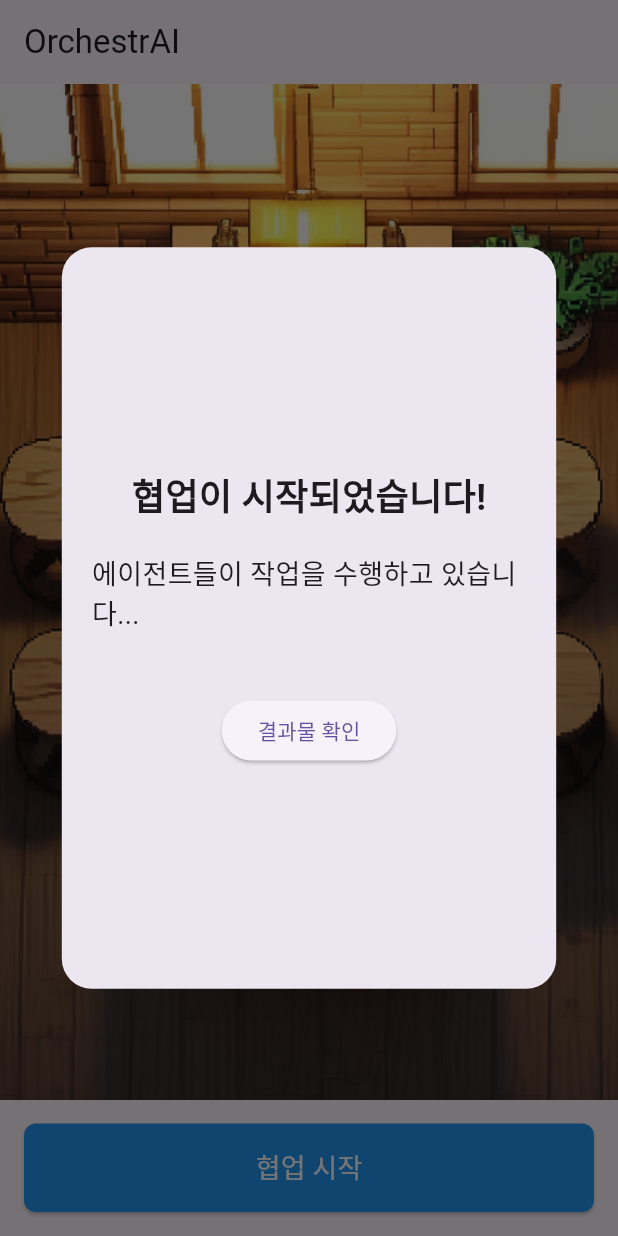
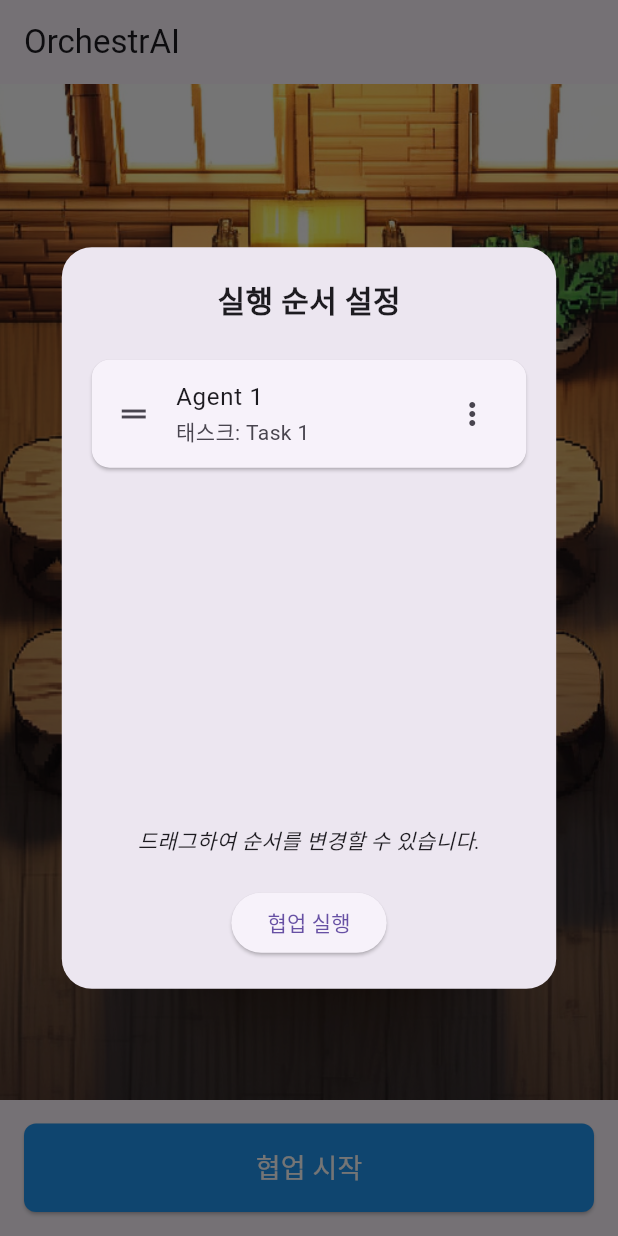
Before and after one commit to HWMV/OrchestrAI, a Flutter app: the screen it shows after launch, after a tap on "협업 시작", on a phone screen of 412 x 824 dp. Run offline on Flutter 3.47's test engine with Material 3 defaults, Android fonts, the phone set to English and light mode, and no system bars.

Commit message:
added order list

```diff
--- a/frontend/orchestrai/lib/screens/crew_screen.dart
+++ b/frontend/orchestrai/lib/screens/crew_screen.dart
@@ -121,7 +121,9 @@ class CrewScreen extends StatelessWidget {
           );
         },
       ),
-      bottomNavigationBar: Container(
+      bottomNavigationBar: Consumer<CrewModel>(
+        builder: (context, crewModel, child) {
+          return Container(
             padding: EdgeInsets.all(16),
             child: ElevatedButton(
               child: Text(
@@ -140,30 +142,71 @@ class CrewScreen extends StatelessWidget {
                 showDialog(
                   context: context,
                   builder: (BuildContext context) {
+                    return CollaborationPopup(agents: crewModel.agents);
+                  },
+                );
+              },
+            ),
+          );
+        },
+      ),
+    );
+  }
+}
+
+class CollaborationPopup extends StatefulWidget {
+  final List<AgentModel> agents;
+
+  CollaborationPopup({required this.agents});
+
+  @override
+  _CollaborationPopupState createState() => _CollaborationPopupState();
+}
+
+class _CollaborationPopupState extends State<CollaborationPopup> {
+  late List<AgentModel> _agents;
+
+  @override
+  void initState() {
+    super.initState();
+    _agents = List.from(widget.agents);
+  }
+
+  @override
+  Widget build(BuildContext context) {
     return Dialog(
-            shape: RoundedRectangleBorder(
-              borderRadius: BorderRadius.circular(20),
-            ),
+      shape: RoundedRectangleBorder(borderRadius: BorderRadius.circular(20)),
       child: Container(
         width: MediaQuery.of(context).size.width * 0.8,
         height: MediaQuery.of(context).size.height * 0.6,
         padding: EdgeInsets.all(20),
         child: Column(
-                mainAxisAlignment: MainAxisAlignment.center,
           children: [
-                  Text(
-                    '협업이 시작되었습니다!',
-                    style: TextStyle(fontSize: 24, fontWeight: FontWeight.bold),
+            Text('실행 순서 설정', style: TextStyle(fontSize: 20, fontWeight: FontWeight.bold)),
+            SizedBox(height: 20),
+            Expanded(
+              child: ReorderableListView(
+                onReorder: (oldIndex, newIndex) {
+                  setState(() {
+                    if (newIndex > oldIndex) {
+                      newIndex -= 1;
+                    }
+                    final AgentModel item = _agents.removeAt(oldIndex);
+                    _agents.insert(newIndex, item);
+                  });
+                },
+                children: _agents.map((agent) => AgentListItem(
+                  key: ValueKey(agent),
+                  agent: agent,
+                )).toList(),
               ),
+            ),
+            Text('드래그하여 순서를 변경할 수 있습니다.', style: TextStyle(fontStyle: FontStyle.italic)),
             SizedBox(height: 20),
-                  Text(
-                    '에이전트들이 작업을 수행하고 있습니다...',
-                    style: TextStyle(fontSize: 18),
-                  ),
-                  SizedBox(height: 40),
             ElevatedButton(
-                    child: Text('결과물 확인'),
+              child: Text('협업 실행'),
               onPressed: () {
+                // 여기에 협업 실행 로직 추가
                 Navigator.of(context).pop();
               },
             ),
@@ -171,10 +214,23 @@ class CrewScreen extends StatelessWidget {
         ),
       ),
     );
-        },
-      );
-    },
-  ),
+  }
+}
+
+class AgentListItem extends StatelessWidget {
+  final AgentModel agent;
+
+  AgentListItem({required Key key, required this.agent}) : super(key: key);
+
+  @override
+  Widget build(BuildContext context) {
+    return Card(
+      margin: EdgeInsets.symmetric(vertical: 5),
+      child: ListTile(
+        leading: Icon(Icons.drag_handle),
+        title: Text(agent.name),
+        subtitle: Text('태스크: ${agent.task.name}'),
+        trailing: Icon(Icons.more_vert),
       ),
     );
   }
```
Lines whose indentation alone changed are shown as unchanged.
